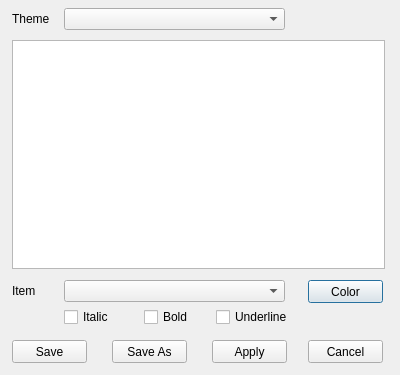
Above: harbour/contrib/hbide/resources/themes.ui from harbour/core before the change. Below: the same form after it.
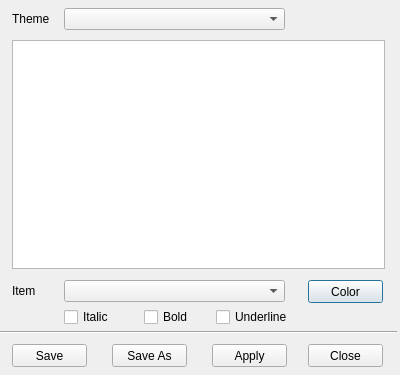
That is the form after the change.

Commit message: 2009-12-31 18:32 UTC-0800 Pritpal Bedi (pritpal@vouchcac.com)   * contrib/hbide/hbide.ch   * contrib/hbide/hbide.hbp   * contrib/hbide/hbide.prg   * contrib/hbide/ideactions.prg   * contrib/hbide/idemisc.prg   * contrib/hbide/idesaveload.prg   + contrib/hbide/idethemes.prg   * contrib/hbide/resources/themes.ui     + Added class to save/load themes, a work-in-progress.       You can just play with user interface. More to come soon.

```diff
--- a/harbour/contrib/hbide/resources/themes.ui
+++ b/harbour/contrib/hbide/resources/themes.ui
@@ -86,7 +86,7 @@
    <property name="geometry">
     <rect>
      <x>12</x>
-     <y>340</y>
+     <y>344</y>
      <width>75</width>
      <height>23</height>
     </rect>
@@ -99,7 +99,7 @@
    <property name="geometry">
     <rect>
      <x>112</x>
-     <y>340</y>
+     <y>344</y>
      <width>75</width>
      <height>23</height>
     </rect>
@@ -112,7 +112,7 @@
    <property name="geometry">
     <rect>
      <x>212</x>
-     <y>340</y>
+     <y>344</y>
      <width>75</width>
      <height>23</height>
     </rect>
@@ -125,13 +125,13 @@
    <property name="geometry">
     <rect>
      <x>308</x>
-     <y>340</y>
+     <y>344</y>
      <width>75</width>
      <height>23</height>
     </rect>
    </property>
    <property name="text">
-    <string>Cancel</string>
+    <string>Close</string>
    </property>
   </widget>
   <widget class="QCheckBox" name="checkBox">
@@ -173,6 +173,19 @@
     <string>Underline</string>
    </property>
   </widget>
+  <widget class="Line" name="line">
+   <property name="geometry">
+    <rect>
+     <x>0</x>
+     <y>324</y>
+     <width>397</width>
+     <height>16</height>
+    </rect>
+   </property>
+   <property name="orientation">
+    <enum>Qt::Horizontal</enum>
+   </property>
+  </widget>
  </widget>
  <resources/>
  <connections/>
```
Left out of the diff: 30 changed lines with no effect on the pictures. The commit also changes 8 other files.
